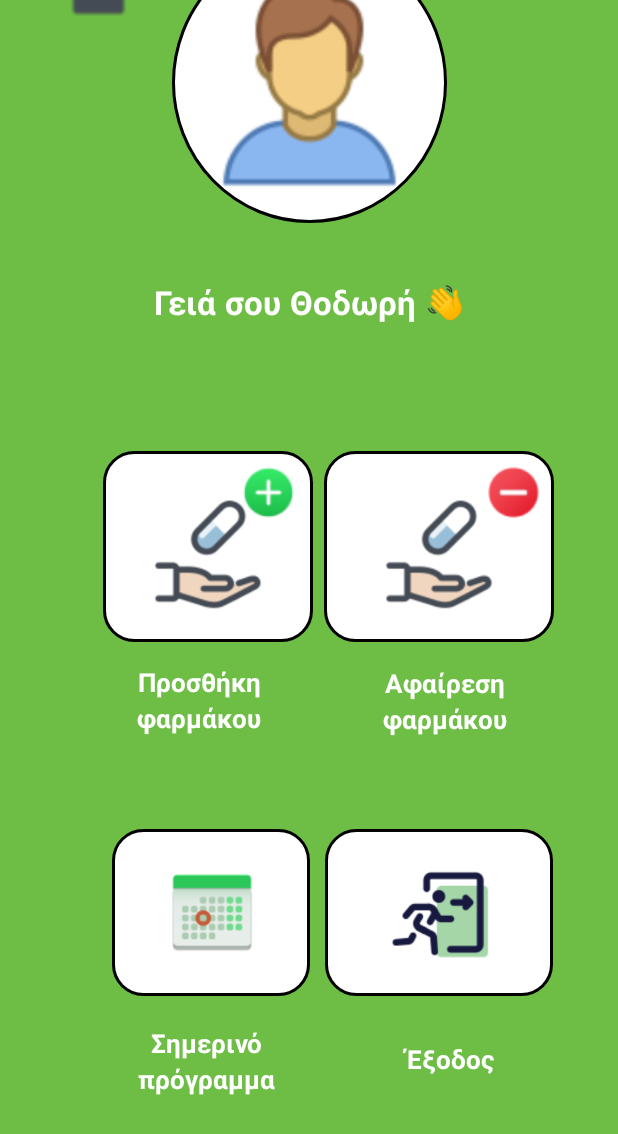
After one commit to Lazaris02/ElderlyUI, an Android app: the PillsActivity screen opened directly, with no data from a screen before it, on a phone screen of 412 x 824 dp. The commit adds this screen. Shown: the top 1134 px of the screen. Run offline under Robolectric (Android 15) with nearby library versions, the phone set to English and light mode, and no system bars.

Commit message:
Pills basic UI and functionality

```diff
--- /dev/null
+++ b/app/src/main/java/com/example/elderlyui/PillsActivity.java
@@ -0,0 +1,46 @@
+package com.example.elderlyui;
+
+import android.content.Intent;
+import android.os.Bundle;
+import android.view.View;
+import android.view.Window;
+import android.view.WindowManager;
+import android.widget.ImageButton;
+import android.widget.ImageView;
+import android.widget.TextView;
+
+import androidx.appcompat.app.AppCompatActivity;
+
+public class PillsActivity extends AppCompatActivity {
+    protected void onCreate(Bundle savedInstanceState){
+        super.onCreate(savedInstanceState);
+        // Remove the title bar
+        requestWindowFeature(Window.FEATURE_NO_TITLE);
+
+        // Remove the status bar
+        getWindow().setFlags(WindowManager.LayoutParams.FLAG_FULLSCREEN,
+                WindowManager.LayoutParams.FLAG_FULLSCREEN);
+
+
+        setContentView(R.layout.pills);
+        ImageView exitText=findViewById(R.id.exit_text);
+        ImageView addPill=findViewById(R.id.add_text);
+        ImageView removePill=findViewById(R.id.remove_text);
+        ImageView viewCalendar=findViewById(R.id.program_text);
+        exitText.setOnClickListener(new View.OnClickListener() {
+            @Override
+            public void onClick(View v) {
+                Intent myIntent = new Intent(v.getContext(),MainActivity.class);
+                startActivity(myIntent);
+            }
+        });
+        addPill.setOnClickListener(new View.OnClickListener() {
+            @Override
+            public void onClick(View view) {
+                Intent myIntent=new Intent(view.getContext(),AddPillsActivity.class);
+                startActivity(myIntent);
+            }
+        });
+    }
+
+}
--- /dev/null
+++ b/app/src/main/res/layout/pills.xml
@@ -0,0 +1,196 @@
+<?xml version="1.0" encoding="utf-8"?>
+<androidx.constraintlayout.widget.ConstraintLayout xmlns:android="http://schemas.android.com/apk/res/android"
+    android:layout_width="match_parent"
+    android:layout_height="match_parent"
+    xmlns:app="http://schemas.android.com/apk/res-auto"
+    xmlns:tools="http://schemas.android.com/tools"
+    android:background="#6EBE45"
+    tools:context=".PillsActivity">
+
+
+    <ImageView
+        android:id="@+id/remove_text"
+        android:layout_width="153dp"
+        android:layout_height="127dp"
+        android:layout_marginBottom="396dp"
+        android:background="@drawable/joke_background"
+        android:fontFamily="@font/noto_sans_bold"
+        android:gravity="center"
+        android:padding="20dp"
+        android:textColor="@color/black"
+        android:textSize="24dp"
+        app:layout_constraintBottom_toBottomOf="parent"
+        app:layout_constraintEnd_toEndOf="parent"
+        app:layout_constraintHorizontal_bias="0.834"
+        app:layout_constraintStart_toStartOf="parent"
+        app:srcCompat="@drawable/hand_with_a_pill" />
+
+    <ImageView
+        android:id="@+id/exit_text"
+        android:layout_width="152dp"
+        android:layout_height="111dp"
+        android:layout_marginBottom="160dp"
+        android:background="@drawable/joke_background"
+        android:fontFamily="@font/noto_sans_bold"
+        android:padding="20dp"
+        android:textColor="@color/black"
+        android:textSize="24dp"
+        app:layout_constraintBottom_toBottomOf="parent"
+        app:layout_constraintEnd_toEndOf="parent"
+        app:layout_constraintHorizontal_bias="0.834"
+        app:layout_constraintStart_toStartOf="parent"
+        app:srcCompat="@drawable/emergency_exit" />
+
+    <ImageView
+        android:id="@+id/program_text"
+        android:layout_width="132dp"
+        android:layout_height="111dp"
+        android:layout_marginBottom="160dp"
+        android:background="@drawable/joke_background"
+        android:fontFamily="@font/noto_sans_bold"
+        android:padding="20dp"
+        android:textColor="@color/black"
+        android:textSize="24dp"
+        app:layout_constraintBottom_toBottomOf="parent"
+        app:layout_constraintEnd_toEndOf="parent"
+        app:layout_constraintHorizontal_bias="0.267"
+        app:layout_constraintStart_toStartOf="parent"
+        app:srcCompat="@drawable/calendar_pills" />
+
+    <TextView
+        android:id="@+id/textView6"
+        android:layout_width="112dp"
+        android:layout_height="49dp"
+        android:layout_marginBottom="332dp"
+        android:fontFamily="@font/noto_sans_bold"
+        android:gravity="center"
+        android:text="Αφαίρεση\nφαρμάκου"
+        android:textColor="@color/white"
+        android:textSize="17sp"
+        app:layout_constraintBottom_toBottomOf="parent"
+        app:layout_constraintEnd_toEndOf="parent"
+        app:layout_constraintHorizontal_bias="0.802"
+        app:layout_constraintStart_toStartOf="parent" />
+
+    <TextView
+        android:id="@+id/textView7"
+        android:layout_width="104dp"
+        android:layout_height="50dp"
+        android:layout_marginBottom="92dp"
+        android:fontFamily="@font/noto_sans_bold"
+        android:gravity="center"
+        android:text="Έξοδος"
+        android:textColor="@color/white"
+        android:textSize="17sp"
+        app:layout_constraintBottom_toBottomOf="parent"
+        app:layout_constraintEnd_toEndOf="parent"
+        app:layout_constraintHorizontal_bias="0.805"
+        app:layout_constraintStart_toStartOf="parent" />
+
+    <ImageView
+        android:id="@+id/add_text"
+        android:layout_width="140dp"
+        android:layout_height="127dp"
+        android:layout_marginBottom="396dp"
+        android:background="@drawable/joke_background"
+        android:fontFamily="@font/noto_sans_bold"
+        android:padding="20dp"
+        android:textColor="@color/black"
+        android:textSize="24dp"
+        app:layout_constraintBottom_toBottomOf="parent"
+        app:layout_constraintEnd_toEndOf="parent"
+        app:layout_constraintHorizontal_bias="0.253"
+        app:layout_constraintStart_toStartOf="parent"
+        app:srcCompat="@drawable/hand_with_a_pill" />
+
+    <TextView
+        android:id="@+id/textView8"
+        android:layout_width="124dp"
+        android:layout_height="49dp"
+        android:layout_marginBottom="92dp"
+        android:fontFamily="@font/noto_sans_bold"
+        android:gravity="center"
+        android:text="Σημερινό\nπρόγραμμα"
+        android:textColor="@color/white"
+        android:textSize="17sp"
+        app:layout_constraintBottom_toBottomOf="parent"
+        app:layout_constraintEnd_toEndOf="parent"
+        app:layout_constraintHorizontal_bias="0.261"
+        app:layout_constraintStart_toStartOf="parent" />
+
+    <TextView
+        android:id="@+id/textView9"
+        android:layout_width="230dp"
+        android:layout_height="84dp"
+        android:layout_marginBottom="580dp"
+        android:fontFamily="@font/noto_sans_bold"
+        android:gravity="center"
+        android:text="Γειά σου Θοδωρή 👋"
+        android:textColor="@color/white"
+        android:textSize="22sp"
+        app:layout_constraintBottom_toBottomOf="parent"
+        app:layout_constraintEnd_toEndOf="parent"
+        app:layout_constraintStart_toStartOf="parent" />
+
+    <TextView
+        android:id="@+id/textView5"
+        android:layout_width="104dp"
+        android:layout_height="50dp"
+        android:layout_marginBottom="332dp"
+        android:fontFamily="@font/noto_sans_bold"
+        android:gravity="center"
+        android:text="Προσθήκη\nφαρμάκου"
+        android:textColor="@color/white"
+        android:textSize="17sp"
+        app:layout_constraintBottom_toBottomOf="parent"
+        app:layout_constraintEnd_toEndOf="parent"
+        app:layout_constraintHorizontal_bias="0.261"
+        app:layout_constraintStart_toStartOf="parent" />
+
+    <ImageView
+        android:layout_width="46dp"
+        android:layout_height="39dp"
+        android:layout_marginBottom="476dp"
+        app:layout_constraintBottom_toBottomOf="parent"
+        app:layout_constraintEnd_toEndOf="parent"
+        app:layout_constraintHorizontal_bias="0.873"
+        app:layout_constraintStart_toStartOf="parent"
+        app:srcCompat="@drawable/minus" />
+
+    <ImageView
+        android:layout_width="46dp"
+        android:layout_height="39dp"
+        android:layout_marginBottom="476dp"
+        app:layout_constraintBottom_toBottomOf="parent"
+        app:layout_constraintEnd_toEndOf="parent"
+        app:layout_constraintHorizontal_bias="0.427"
+        app:layout_constraintStart_toStartOf="parent"
+        app:srcCompat="@drawable/add" />
+
+    <ImageView
+        android:id="@+id/profile"
+        android:layout_width="183dp"
+        android:layout_height="187dp"
+        android:layout_marginBottom="676dp"
+        android:background="@drawable/caller_background"
+        android:fontFamily="@font/noto_sans_bold"
+        android:padding="20dp"
+        android:textColor="@color/black"
+        android:textSize="24dp"
+        app:layout_constraintBottom_toBottomOf="parent"
+        app:layout_constraintEnd_toEndOf="parent"
+        app:layout_constraintHorizontal_bias="0.501"
+        app:layout_constraintStart_toStartOf="parent"
+        app:srcCompat="@drawable/person" />
+
+    <ImageView
+        android:layout_width="103dp"
+        android:layout_height="115dp"
+        android:layout_marginBottom="808dp"
+        app:layout_constraintBottom_toBottomOf="parent"
+        app:layout_constraintEnd_toEndOf="parent"
+        app:layout_constraintHorizontal_bias="0.046"
+        app:layout_constraintStart_toStartOf="parent"
+        app:srcCompat="@drawable/hospital" />
+
+</androidx.constraintlayout.widget.ConstraintLayout>
```
Also changed, not shown: app/src/main/AndroidManifest.xml (+6 -1 lines), app/src/main/java/com/example/elderlyui/AddPillsActivity.java (added, +186 -0 lines), app/src/main/java/com/example/elderlyui/MainActivity.java (+9 -0 lines), app/src/main/java/com/example/elderlyui/models/Pill.java (added, +35 -0 lines), app/src/main/res/drawable/added_pill_background.xml (added, +9 -0 lines), app/src/main/res/layout/add_pills.xml (added, +139 -0 lines), app/src/main/res/drawable/add.png (added), app/src/main/res/drawable/calendar_pills.png (added), app/src/main/res/drawable/emergency_exit.png (added), app/src/main/res/drawable/hand_with_a_pill.png (added), app/src/main/res/drawable/hospital.png (added), app/src/main/res/drawable/left.png (added), app/src/main/res/drawable/minus.png (added), app/src/main/res/drawable/person.png (added), 1 more files.
